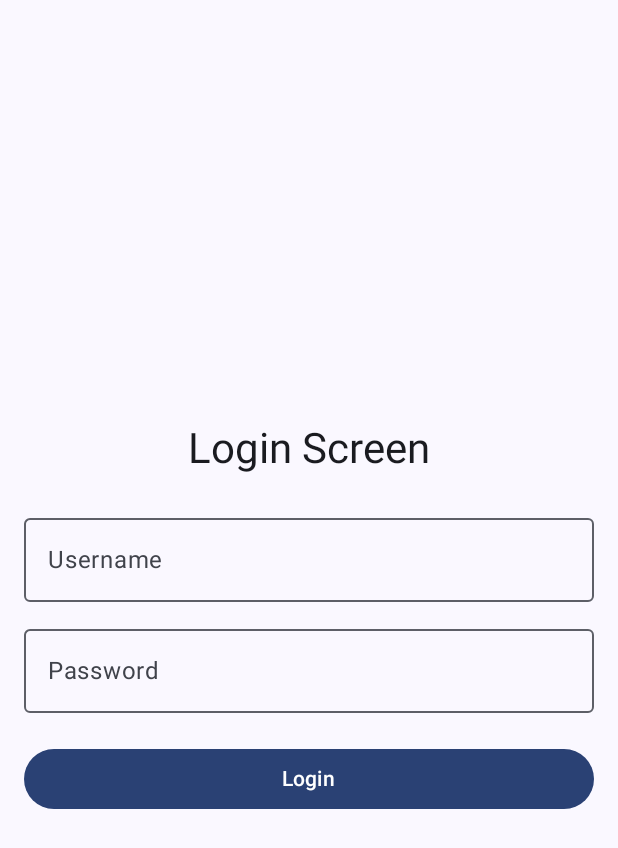
After one commit to GoPlanifiTeam/GoPlanifi, an Android app built with Jetpack Compose: the composable LoginScreen shown on its own in the app's theme, on a phone screen of 412 x 824 dp. The commit adds this screen. Shown: the top 848 px of the screen. Run offline under Robolectric (Android 15) with nearby library versions, the phone set to English and light mode, and no system bars.

Commit message:
Updated Features

```diff
--- a/app/build.gradle.kts
+++ b/app/build.gradle.kts
@@ -2,6 +2,8 @@ plugins {
     alias(libs.plugins.android.application)
     alias(libs.plugins.kotlin.android)
     alias(libs.plugins.kotlin.compose)
+    id("kotlin-kapt")
+    id("com.google.dagger.hilt.android")
 }
 
 android {
@@ -44,6 +46,8 @@ android {
 }
 
 dependencies {
+    implementation("com.google.dagger:hilt-android:2.51.1")
+    kapt("com.google.dagger:hilt-android-compiler:2.51.1")
     implementation(libs.androidx.core.splashscreen)
     implementation(libs.androidx.material.icons.extended)
     implementation(libs.androidx.core.ktx)
--- /dev/null
+++ b/app/src/main/java/com/example/travelplanner/ui/screens/LoginScreen.kt
@@ -0,0 +1,92 @@
+package com.example.travelplanner.ui.screens
+
+import androidx.compose.foundation.layout.*
+import androidx.compose.material3.*
+import androidx.compose.runtime.*
+import androidx.compose.ui.Alignment
+import androidx.compose.ui.Modifier
+import androidx.compose.ui.res.stringResource
+import androidx.compose.ui.text.input.PasswordVisualTransformation
+import androidx.compose.ui.unit.dp
+import androidx.navigation.NavController
+import com.example.travelplanner.R
+import com.example.travelplanner.domain.model.User
+
+@Composable
+fun LoginScreen(navController: NavController) {
+
+    // States for username, password, and the alert dialog
+    var username by remember { mutableStateOf("") }
+    var password by remember { mutableStateOf("") }
+    var showAlert by remember { mutableStateOf(false) }
+
+    // Get default values from strings.xml
+    val defaultUser = stringResource(id = R.string.default_user)
+    val defaultPass = stringResource(id = R.string.default_pass)
+
+    // Define the testUser
+    val testUser = User(
+        userId = "testUser123",
+        email = defaultUser,
+        password = defaultPass,
+        firstName = "Test",
+        lastName = "User",
+        trips = emptyList(),
+        imageURL = "https://example.com/user-avatar.png"
+    )
+
+    Column(
+        modifier = Modifier
+            .fillMaxSize()
+            .padding(horizontal = 16.dp),
+        verticalArrangement = Arrangement.Center,
+        horizontalAlignment = Alignment.CenterHorizontally
+    ) {
+        Text(text = "Login Screen", style = MaterialTheme.typography.headlineMedium)
+        Spacer(modifier = Modifier.height(20.dp))
+        OutlinedTextField(
+            value = username,
+            onValueChange = { username = it },
+            label = { Text("Username") },
+            modifier = Modifier.fillMaxWidth()
+        )
+        Spacer(modifier = Modifier.height(10.dp))
+        OutlinedTextField(
+            value = password,
+            onValueChange = { password = it },
+            label = { Text("Password") },
+            modifier = Modifier.fillMaxWidth(),
+            visualTransformation = PasswordVisualTransformation()
+        )
+        Spacer(modifier = Modifier.height(20.dp))
+        Button(
+            onClick = {
+                if (username == defaultUser && password == defaultPass) {
+                    // Navigate to Home and remove Login from the back stack
+                    navController.navigate("home") {
+                        popUpTo("login") { inclusive = true }
+                    }
+                } else {
+                    showAlert = true
+                }
+            },
+            modifier = Modifier.fillMaxWidth()
+        ) {
+            Text(text = "Login")
+        }
+    }
+
+    // Show an alert dialog if the login fails
+    if (showAlert) {
+        AlertDialog(
+            onDismissRequest = { showAlert = false },
+            title = { Text("Login Failed") },
+            text = { Text("Invalid username or password.") },
+            confirmButton = {
+                Button(onClick = { showAlert = false }) {
+                    Text("OK")
+                }
+            }
+        )
+    }
+}
--- a/app/src/main/res/values/strings.xml
+++ b/app/src/main/res/values/strings.xml
@@ -76,4 +76,6 @@
     <string name="add_trip">trip</string>
     <string name="trip_name">trip_name</string>
     <string name="trip_destination">trip_destination</string>
+    <string name="default_user">default_user</string>
+    <string name="default_pass">default_pass</string>
 </resources>
--- a/build.gradle.kts
+++ b/build.gradle.kts
@@ -3,4 +3,5 @@ plugins {
     alias(libs.plugins.android.application) apply false
     alias(libs.plugins.kotlin.android) apply false
     alias(libs.plugins.kotlin.compose) apply false
+    id("com.google.dagger.hilt.android") version "2.51.1" apply false
 }
--- a/gradle/libs.versions.toml
+++ b/gradle/libs.versions.toml
@@ -1,5 +1,5 @@
 [versions]
-agp = "8.8.0"
+agp = "8.9.0"
 kotlin = "2.0.0"
 coreKtx = "1.15.0"
 junit = "4.13.2"
```
Also changed, not shown: app/src/main/java/com/example/travelplanner/NavGraph.kt (+21 -14 lines), app/src/main/java/com/example/travelplanner/domain/repository/ItineraryRepository.kt (+31 -16 lines), app/src/main/java/com/example/travelplanner/ui/screens/ItineraryScreen.kt (+114 -24 lines), app/src/main/java/com/example/travelplanner/ui/screens/MainScreen.kt (+34 -76 lines), app/src/main/java/com/example/travelplanner/ui/screens/TripsScreen.kt (+11 -12 lines), app/src/main/java/com/example/travelplanner/ui/viewmodel/ItineraryViewModel.kt (+38 -13 lines), app/src/main/java/com/example/travelplanner/ui/viewmodel/SettingsViewModel.kt (+6 -2 lines), app/src/main/java/com/example/travelplanner/ui/viewmodel/TripViewModel.kt (+17 -3 lines), gradle/wrapper/gradle-wrapper.properties, 4 other files.
